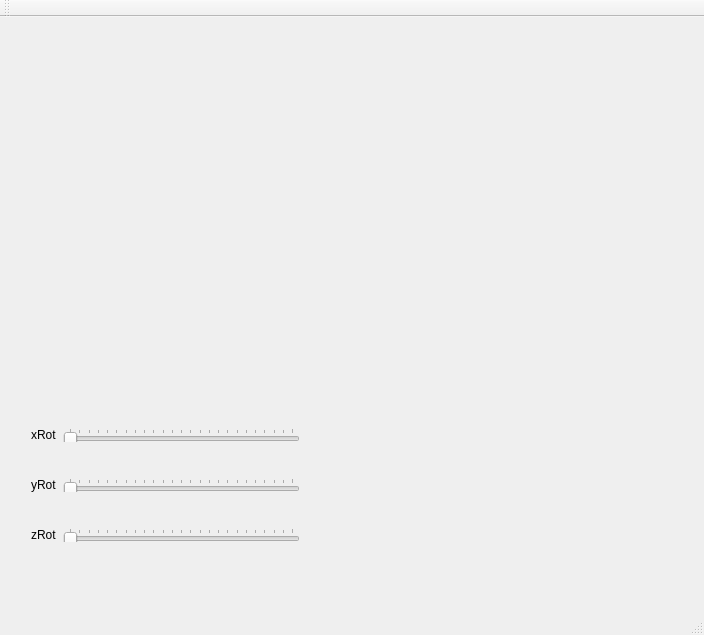
Above: mainwindow.ui from Aquaird/Motion before the change. Below: the same form after it.
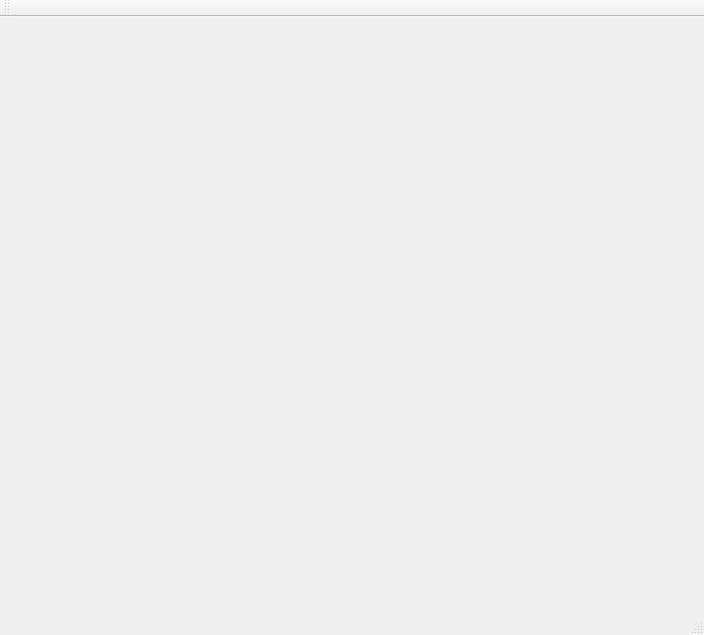
That is the form after the change. Custom widgets are drawn as their Qt base class.

Diff of the .ui file:
```diff
--- a/mainwindow.ui
+++ b/mainwindow.ui
@@ -14,136 +14,13 @@
    <string>MainWindow</string>
   </property>
   <widget class="QWidget" name="centralWidget">
-   <widget class="QWidget" name="layoutWidget">
-    <property name="geometry">
-     <rect>
-      <x>20</x>
-      <y>400</y>
-      <width>291</width>
-      <height>36</height>
-     </rect>
-    </property>
-    <layout class="QHBoxLayout" name="horizontalLayout">
-     <item>
-      <widget class="QLabel" name="label">
-       <property name="text">
-        <string>xRot</string>
-       </property>
-      </widget>
-     </item>
-     <item>
-      <widget class="QSlider" name="rotXSlider">
-       <property name="maximum">
-        <number>360</number>
-       </property>
-       <property name="singleStep">
-        <number>16</number>
-       </property>
-       <property name="pageStep">
-        <number>15</number>
-       </property>
-       <property name="orientation">
-        <enum>Qt::Horizontal</enum>
-       </property>
-       <property name="tickPosition">
-        <enum>QSlider::TicksAbove</enum>
-       </property>
-       <property name="tickInterval">
-        <number>15</number>
-       </property>
-      </widget>
-     </item>
-    </layout>
-   </widget>
-   <widget class="QWidget" name="layoutWidget">
-    <property name="geometry">
-     <rect>
-      <x>20</x>
-      <y>450</y>
-      <width>291</width>
-      <height>36</height>
-     </rect>
-    </property>
-    <layout class="QHBoxLayout" name="horizontalLayout_2">
-     <item>
-      <widget class="QLabel" name="label_2">
-       <property name="text">
-        <string>yRot</string>
-       </property>
-      </widget>
-     </item>
-     <item>
-      <widget class="QSlider" name="rotYSlider">
-       <property name="maximum">
-        <number>360</number>
-       </property>
-       <property name="singleStep">
-        <number>16</number>
-       </property>
-       <property name="pageStep">
-        <number>15</number>
-       </property>
-       <property name="orientation">
-        <enum>Qt::Horizontal</enum>
-       </property>
-       <property name="tickPosition">
-        <enum>QSlider::TicksAbove</enum>
-       </property>
-       <property name="tickInterval">
-        <number>15</number>
-       </property>
-      </widget>
-     </item>
-    </layout>
-   </widget>
-   <widget class="QWidget" name="layoutWidget">
-    <property name="geometry">
-     <rect>
-      <x>20</x>
-      <y>500</y>
-      <width>291</width>
-      <height>36</height>
-     </rect>
-    </property>
-    <layout class="QHBoxLayout" name="horizontalLayout_3">
-     <item>
-      <widget class="QLabel" name="label_3">
-       <property name="text">
-        <string>zRot</string>
-       </property>
-      </widget>
-     </item>
-     <item>
-      <widget class="QSlider" name="rotZSlider">
-       <property name="maximum">
-        <number>360</number>
-       </property>
-       <property name="singleStep">
-        <number>16</number>
-       </property>
-       <property name="pageStep">
-        <number>15</number>
-       </property>
-       <property name="orientation">
-        <enum>Qt::Horizontal</enum>
-       </property>
-       <property name="tickPosition">
-        <enum>QSlider::TicksAbove</enum>
-       </property>
-       <property name="tickInterval">
-        <number>15</number>
-       </property>
-      </widget>
-     </item>
-    </layout>
-   </widget>
    <widget class="glwidget" name="widget" native="true">
     <property name="geometry">
      <rect>
       <x>20</x>
       <y>60</y>
-      <width>291</width>
-      <height>331</height>
+      <width>391</width>
+      <height>461</height>
      </rect>
     </property>
    </widget>
```
Left out of the diff: 51 changed lines with no effect on the pictures.
